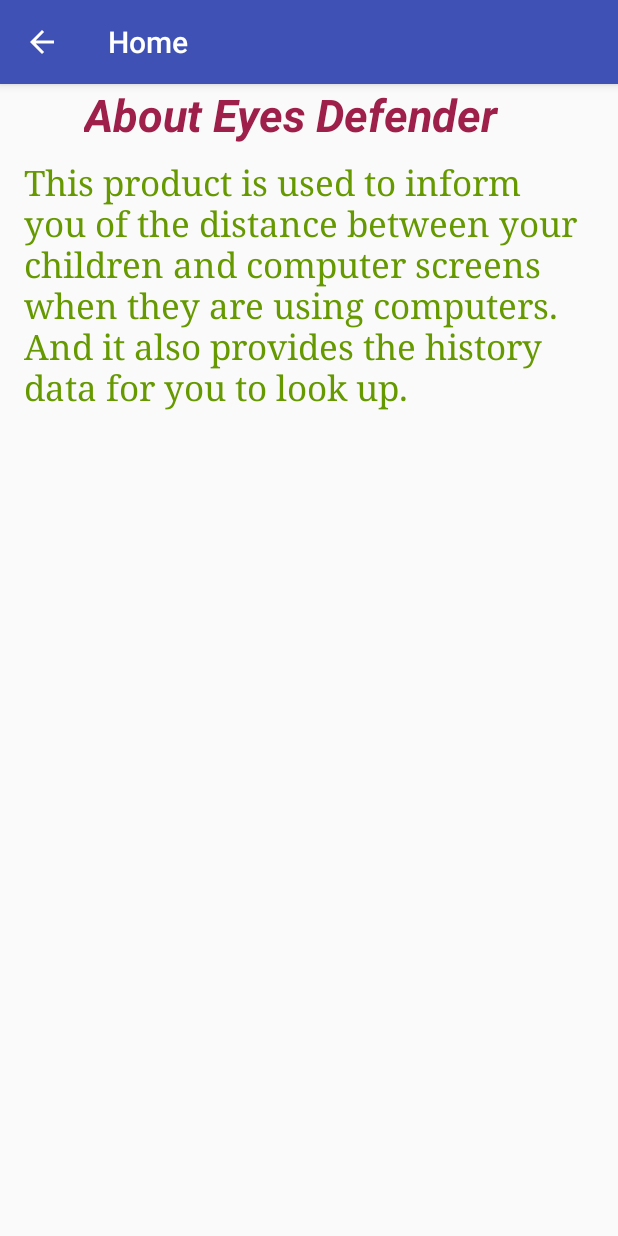
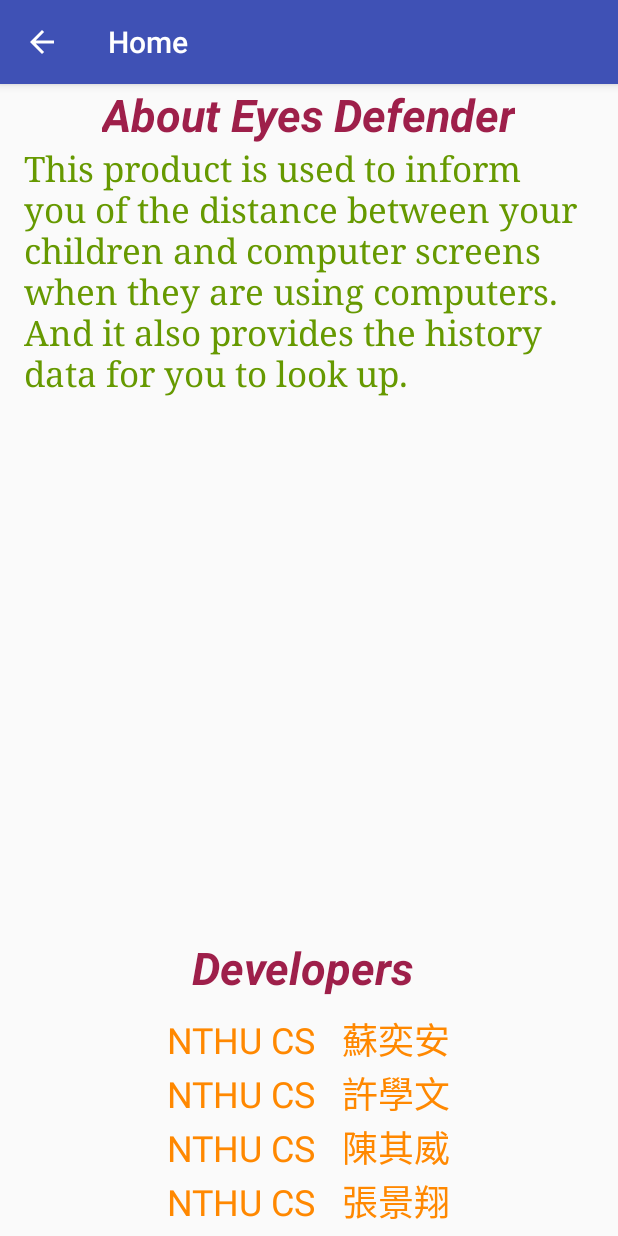
Before and after one commit to Andy103062106/Eyes-Defender, an Android app: the About screen opened directly, with no data from a screen before it, on a phone screen of 412 x 824 dp. Run offline under Robolectric (Android 15) with nearby library versions, the phone set to English and light mode, and no system bars.

Commit message:
add about temp

```diff
--- a/app/src/main/res/layout/activity_about.xml
+++ b/app/src/main/res/layout/activity_about.xml
@@ -1,7 +1,7 @@
 <?xml version="1.0" encoding="utf-8"?>
 <RelativeLayout xmlns:android="http://schemas.android.com/apk/res/android"
     xmlns:tools="http://schemas.android.com/tools"
-    android:id="@+id/title"
+    android:id="@+id/mainText"
     android:layout_width="match_parent"
     android:layout_height="match_parent"
     android:paddingLeft="16dp"
@@ -9,9 +9,9 @@
     android:visibility="visible">
 
     <CheckedTextView
-        android:id="@+id/checkedTextView2"
-        android:layout_width="300dp"
-        android:layout_height="50dp"
+        android:id="@+id/Title"
+        android:layout_width="wrap_content"
+        android:layout_height="wrap_content"
         android:layout_alignParentTop="true"
         android:layout_centerHorizontal="true"
         android:text="About Eyes Defender"
@@ -20,13 +20,66 @@
         android:textStyle="bold|italic" />
 
     <CheckedTextView
-        android:id="@+id/checkedTextView3"
-        android:layout_width="match_parent"
-        android:layout_height="170dp"
-        android:layout_below="@+id/checkedTextView2"
+        android:id="@+id/Explanation"
+        android:layout_width="wrap_content"
+        android:layout_height="wrap_content"
+        android:layout_below="@+id/Title"
         android:layout_centerHorizontal="true"
         android:fontFamily="serif"
         android:text="This product is used to inform you of the distance between your children and computer screens when they are using computers. And it also provides the history data for you to look up."
         android:textColor="@android:color/holo_green_dark"
         android:textSize="23sp" />
+
+    <CheckedTextView
+        android:id="@+id/Developers"
+        android:layout_width="155dp"
+        android:layout_height="50dp"
+        android:layout_alignParentBottom="true"
+        android:layout_centerHorizontal="true"
+        android:layout_marginBottom="149dp"
+        android:text="Developers"
+        android:textColor="@color/colorAccent"
+        android:textSize="30sp"
+        android:textStyle="bold|italic" />
+
+    <CheckedTextView
+        android:id="@+id/D1"
+        android:layout_width="wrap_content"
+        android:layout_height="wrap_content"
+        android:layout_alignTop="@+id/Developers"
+        android:layout_centerHorizontal="true"
+        android:layout_marginTop="50dp"
+        android:text="NTHU CS   蘇奕安"
+        android:textColor="@android:color/holo_orange_dark"
+        android:textSize="24sp" />
+
+    <CheckedTextView
+        android:id="@+id/D2"
+        android:layout_width="wrap_content"
+        android:layout_height="wrap_content"
+        android:layout_below="@+id/D1"
+        android:layout_centerHorizontal="true"
+        android:text="NTHU CS   許學文"
+        android:textColor="@android:color/holo_orange_dark"
+        android:textSize="24sp" />
+
+    <CheckedTextView
+        android:id="@+id/D3"
+        android:layout_width="wrap_content"
+        android:layout_height="wrap_content"
+        android:layout_below="@+id/D2"
+        android:layout_centerHorizontal="true"
+        android:text="NTHU CS   陳其威"
+        android:textColor="@android:color/holo_orange_dark"
+        android:textSize="24sp" />
+
+    <CheckedTextView
+        android:id="@+id/D4"
+        android:layout_width="wrap_content"
+        android:layout_height="wrap_content"
+        android:layout_below="@+id/D3"
+        android:layout_centerHorizontal="true"
+        android:text="NTHU CS   張景翔"
+        android:textColor="@android:color/holo_orange_dark"
+        android:textSize="24sp" />
 </RelativeLayout>
```
